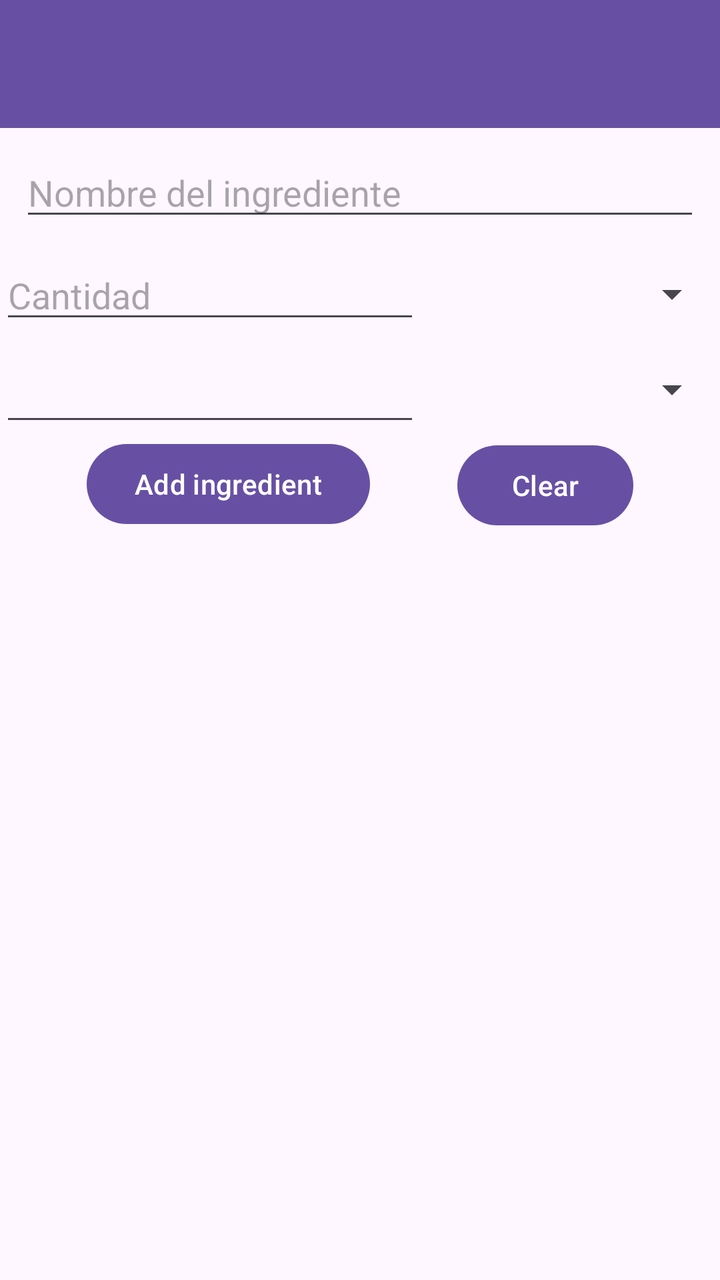
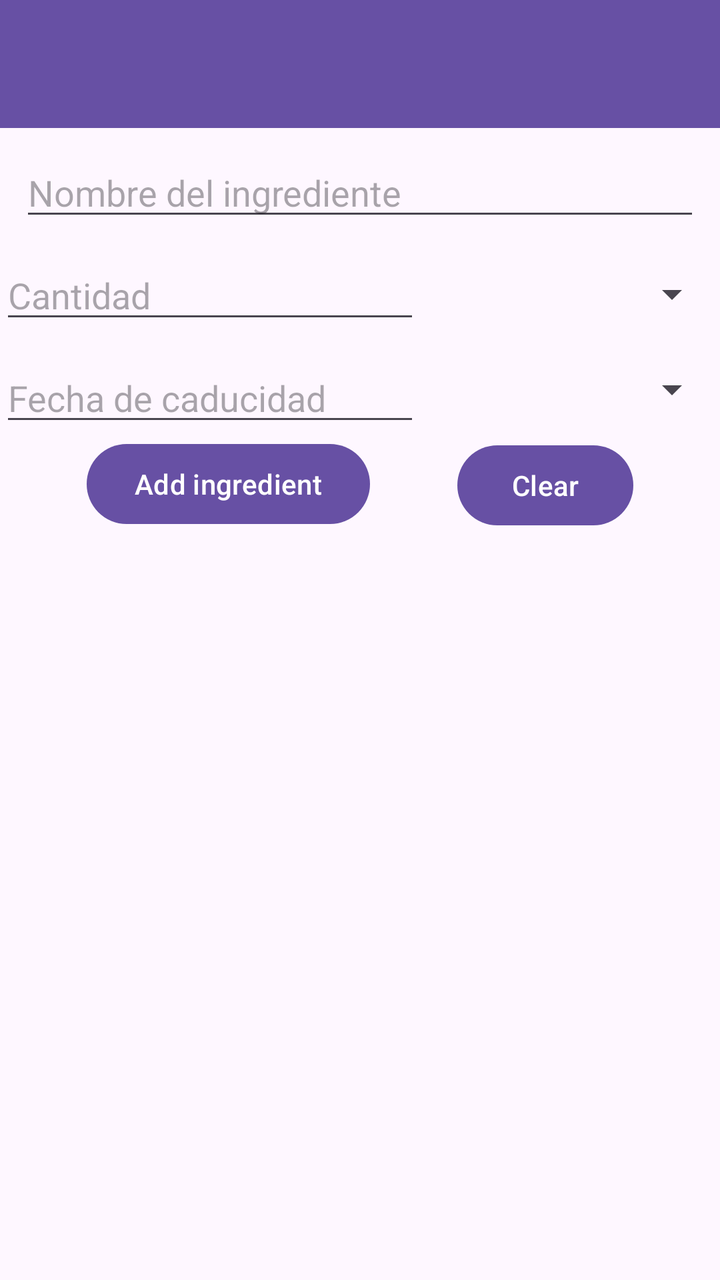

The first picture is an Android layout as it rendered before a commit; the second is the same layout after the commit. The layout source and the unified diff follow.
<!-- AndroidManifest.xml: application theme Theme.OPTpractica -->
<!-- res/layout/activity_clients.xml -->
<?xml version="1.0" encoding="utf-8"?>
<androidx.constraintlayout.widget.ConstraintLayout xmlns:android="http://schemas.android.com/apk/res/android"
    xmlns:app="http://schemas.android.com/apk/res-auto"
    xmlns:tools="http://schemas.android.com/tools"
    android:id="@+id/main"
    android:layout_width="match_parent"
    android:layout_height="match_parent"
    tools:context=".ClientsActivity">

    <Spinner
        android:id="@+id/spinnerCategoria"
        android:layout_width="0dp"
        android:layout_height="wrap_content"
        android:layout_marginStart="12dp"
        android:layout_marginTop="12dp"
        app:layout_constraintBottom_toBottomOf="@+id/fechaCaducidad"
        app:layout_constraintEnd_toEndOf="parent"
        app:layout_constraintHorizontal_bias="0.5"
        app:layout_constraintStart_toEndOf="@+id/fechaCaducidad"
        app:layout_constraintTop_toBottomOf="@+id/spinnerUnidades" />

    <Button
        android:id="@+id/addIngredients"
        android:layout_width="wrap_content"
        android:layout_height="wrap_content"
        android:text="Add ingredient"
        app:layout_constraintBottom_toBottomOf="@+id/limpiarForm"
        app:layout_constraintEnd_toStartOf="@+id/limpiarForm"
        app:layout_constraintHorizontal_bias="0.5"
        app:layout_constraintStart_toStartOf="parent"
        app:layout_constraintTop_toBottomOf="@+id/fechaCaducidad"
        app:layout_constraintVertical_bias="0.0" />

    <EditText
        android:id="@+id/nombreIngrediente"
        android:layout_width="0dp"
        android:layout_height="wrap_content"
        android:layout_marginStart="10dp"
        android:layout_marginTop="10dp"
        android:layout_marginEnd="10dp"
        android:ems="10"
        android:inputType="text"
        android:hint="Nombre del ingrediente"
        app:layout_constraintEnd_toEndOf="parent"
        app:layout_constraintHorizontal_bias="0.5"
        app:layout_constraintStart_toStartOf="parent"
        app:layout_constraintTop_toBottomOf="@+id/toolbar" />

    <EditText
        android:id="@+id/ingredientesCantidad"
        android:layout_width="wrap_content"
        android:layout_height="wrap_content"
        android:layout_marginTop="10dp"
        android:ems="10"
        android:inputType="number"
        android:hint="Cantidad"
        app:layout_constraintEnd_toStartOf="@+id/spinnerUnidades"
        app:layout_constraintHorizontal_bias="0.5"
        app:layout_constraintStart_toStartOf="parent"
        app:layout_constraintTop_toBottomOf="@+id/nombreIngrediente" />

    <androidx.recyclerview.widget.RecyclerView
        android:id="@+id/recyclerView6"
        android:layout_width="wrap_content"
        android:layout_height="365dp"
        android:layout_marginTop="10dp"
        app:layout_constraintBottom_toBottomOf="parent"
        app:layout_constraintEnd_toEndOf="parent"
        app:layout_constraintHorizontal_bias="0.5"
        app:layout_constraintStart_toStartOf="parent"
        app:layout_constraintTop_toBottomOf="@+id/limpiarForm" />

    <Button
        android:id="@+id/limpiarForm"
        android:layout_width="wrap_content"
        android:layout_height="wrap_content"
        android:layout_marginTop="12dp"
        android:text="Clear"
        app:layout_constraintEnd_toEndOf="parent"
        app:layout_constraintHorizontal_bias="0.5"
        app:layout_constraintStart_toEndOf="@+id/addIngredients"
        app:layout_constraintTop_toBottomOf="@+id/spinnerCategoria" />

    <Spinner
        android:id="@+id/spinnerUnidades"
        android:layout_width="0dp"
        android:layout_height="wrap_content"
        android:layout_marginStart="15dp"
        android:layout_marginTop="12dp"
        app:layout_constraintBottom_toBottomOf="@+id/ingredientesCantidad"
        app:layout_constraintEnd_toEndOf="parent"
        app:layout_constraintHorizontal_bias="0.5"
        app:layout_constraintStart_toEndOf="@+id/ingredientesCantidad"
        app:layout_constraintTop_toBottomOf="@+id/nombreIngrediente" />

    <EditText
        android:id="@+id/fechaCaducidad"
        android:layout_width="wrap_content"
        android:layout_height="wrap_content"
        android:layout_marginTop="10dp"
        android:ems="10"
        android:inputType="date"
        app:layout_constraintEnd_toStartOf="@+id/spinnerCategoria"
        app:layout_constraintHorizontal_bias="0.5"
        app:layout_constraintStart_toStartOf="parent"
        app:layout_constraintTop_toBottomOf="@+id/ingredientesCantidad" />

    <androidx.appcompat.widget.Toolbar
        android:id="@+id/toolbar"
        android:layout_width="0dp"
        app:layout_constraintStart_toStartOf="parent"
        app:layout_constraintEnd_toEndOf="parent"
        android:layout_height="wrap_content"
        android:background="?attr/colorPrimary"
        android:minHeight="?attr/actionBarSize"
        android:theme="?attr/actionBarTheme"
        app:layout_constraintTop_toTopOf="parent"
        tools:layout_editor_absoluteX="1dp" />

</androidx.constraintlayout.widget.ConstraintLayout>
<!-- resources referenced by this layout -->
<resources>
  <style name="Theme.OPTpractica" parent="Base.Theme.OPTpractica" />
  <style name="Base.Theme.OPTpractica" parent="Theme.Material3.DayNight.NoActionBar">
          
          
      </style>
</resources>

<!-- the commit's change to res/layout/activity_clients.xml (unified diff, before → after) -->
@@ -99,7 +99,9 @@
         android:layout_height="wrap_content"
         android:layout_marginTop="10dp"
         android:ems="10"
-        android:inputType="date"
+        android:focusable="false"
+        android:clickable="true"
+        android:hint="Fecha de caducidad"
         app:layout_constraintEnd_toStartOf="@+id/spinnerCategoria"
         app:layout_constraintHorizontal_bias="0.5"
         app:layout_constraintStart_toStartOf="parent"
